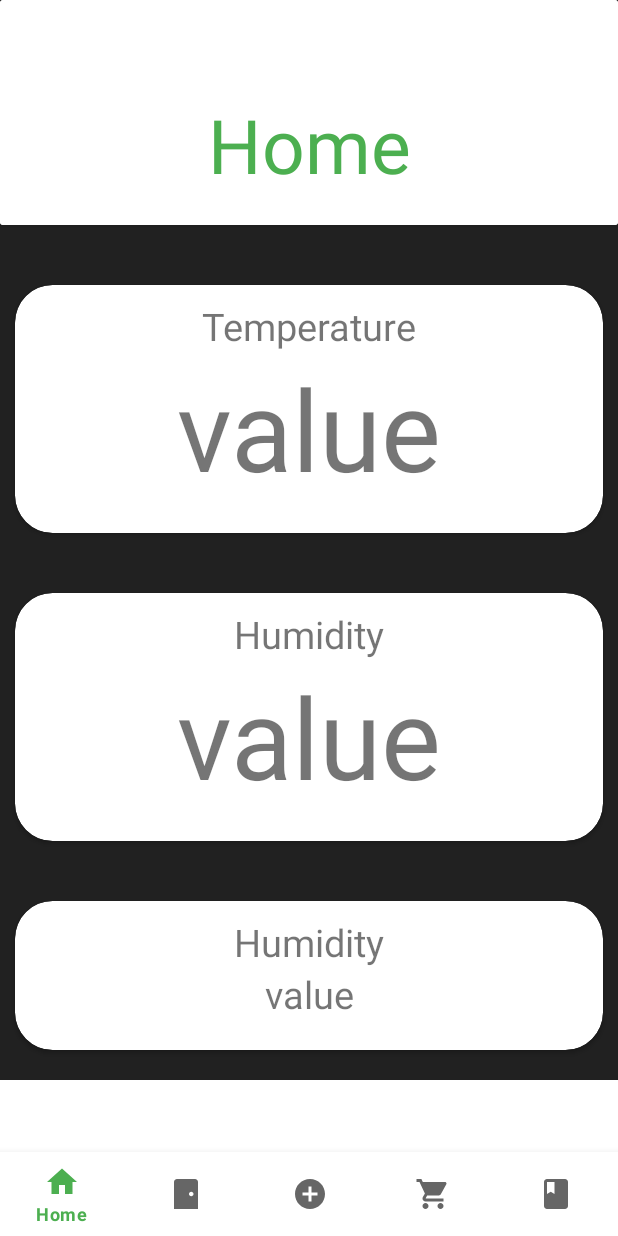
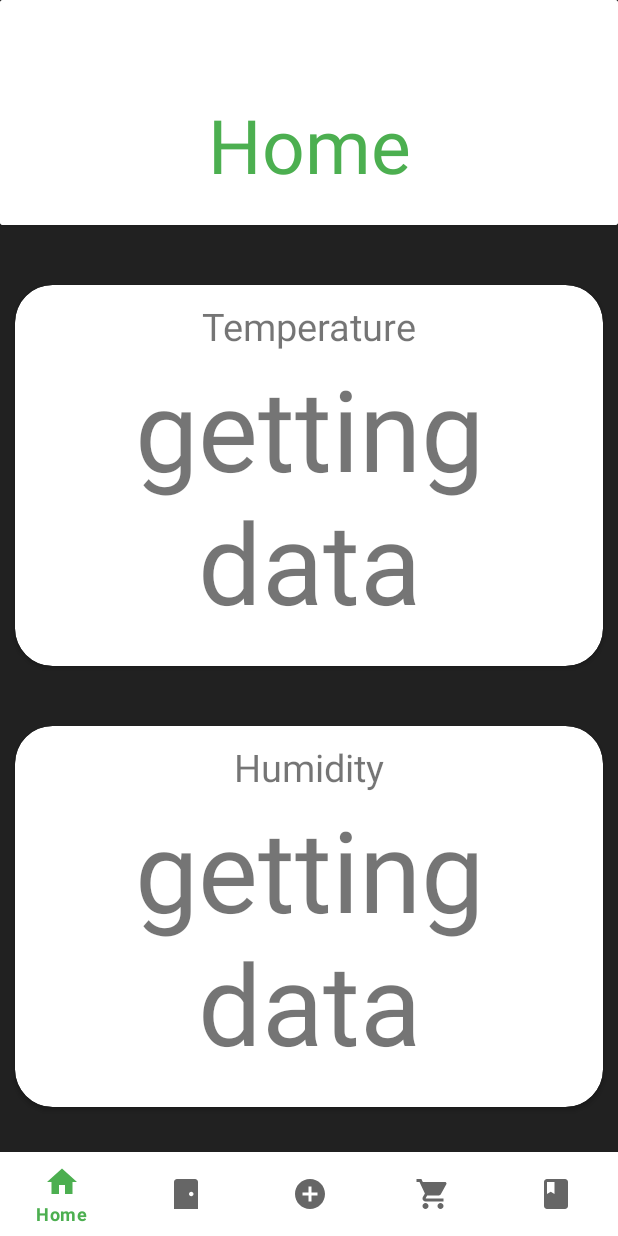
Before and after one commit to SterretjeK/Smart-cupboard-app, an Android app: the screen it shows after launch (MainActivity), on a phone screen of 412 x 824 dp. Run offline under Robolectric (Android 15) with nearby library versions, the phone set to English and light mode, and no system bars.

Commit message:
Very important value-->getting data

```diff
--- a/App/app/src/main/res/layout/fragment_home.xml
+++ b/App/app/src/main/res/layout/fragment_home.xml
@@ -59,7 +59,7 @@
                 android:id="@+id/info_text_Temperature"
                 android:layout_width="match_parent"
                 android:layout_height="wrap_content"
-                android:text="value"
+                android:text="getting data"
                 android:textSize="75sp"
                 android:gravity="center_horizontal"/>
         </LinearLayout>
@@ -95,7 +95,7 @@
                 android:id="@+id/info_text_Humidity"
                 android:layout_width="match_parent"
                 android:layout_height="match_parent"
-                android:text="value"
+                android:text="getting data"
                 android:textSize="75sp"
                 android:gravity="center_horizontal"/>
         </LinearLayout>
@@ -131,7 +131,7 @@
                 android:id="@+id/info_text_Item2"
                 android:layout_width="match_parent"
                 android:layout_height="match_parent"
-                android:text="value"
+                android:text="getting data"
                 android:textSize="25sp"
                 android:gravity="center_horizontal"/>
         </LinearLayout>
```
